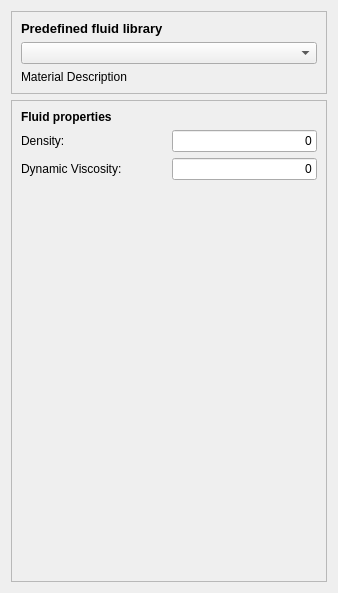
Above: TaskPanelCfdFluidProperties.ui from jaheyns/CfdOF before the change. Below: the same form after it.
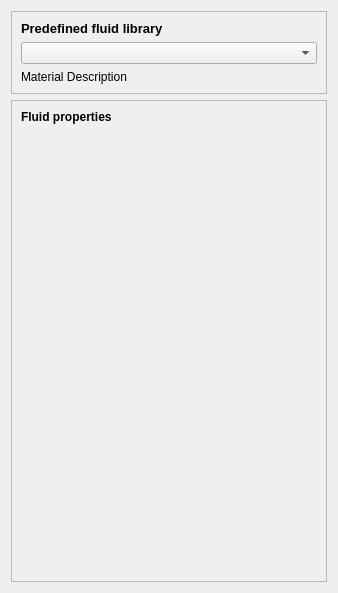
That is the form after the change. Custom widgets are drawn as their Qt base class.

What changed in the file:
```diff
--- a/TaskPanelCfdFluidProperties.ui
+++ b/TaskPanelCfdFluidProperties.ui
@@ -62,19 +62,8 @@
       <enum>QFrame::Raised</enum>
      </property>
      <layout class="QGridLayout" name="gridLayout_2">
-      <item row="3" column="0">
-       <widget class="QLabel" name="label_5">
-        <property name="text">
-         <string>Dynamic Viscosity:</string>
-        </property>
-       </widget>
-      </item>
-      <item row="2" column="0">
-       <widget class="QLabel" name="label_3">
-        <property name="text">
-         <string>Density:</string>
-        </property>
-       </widget>
+      <item row="2" column="0" colspan="2">
+       <layout class="QFormLayout" name="propertiesLayout"/>
       </item>
       <item row="0" column="0" colspan="2">
        <widget class="QLabel" name="label_2">
@@ -89,63 +78,7 @@
         </property>
        </widget>
       </item>
-      <item row="2" column="1">
-       <widget class="Gui::InputField" name="fDens">
-        <property name="sizePolicy">
-         <sizepolicy hsizetype="Preferred" vsizetype="Preferred">
-          <horstretch>0</horstretch>
-          <verstretch>0</verstretch>
-         </sizepolicy>
-        </property>
-        <property name="text">
-         <string>0</string>
-        </property>
-        <property name="alignment">
-         <set>Qt::AlignRight|Qt::AlignTrailing|Qt::AlignVCenter</set>
-        </property>
-        <property name="singleStep" stdset="0">
-         <double>1.000000000000000</double>
-        </property>
-        <property name="minimum" stdset="0">
-         <double>0.0</double>
-        </property>
-        <property name="unit" stdset="0">
-         <string notr="true">kg/m^3</string>
-        </property>
-        <property name="format" stdset="0">
-         <string>g</string>
-        </property>
-       </widget>
-      </item>
-      <item row="3" column="1">
-       <widget class="Gui::InputField" name="fViscosity">
-        <property name="sizePolicy">
-         <sizepolicy hsizetype="Preferred" vsizetype="Preferred">
-          <horstretch>0</horstretch>
-          <verstretch>0</verstretch>
-         </sizepolicy>
-        </property>
-        <property name="text">
-         <string>0</string>
-        </property>
-        <property name="alignment">
-         <set>Qt::AlignRight|Qt::AlignTrailing|Qt::AlignVCenter</set>
-        </property>
-        <property name="singleStep" stdset="0">
-         <double>1.000000000000000</double>
-        </property>
-        <property name="minimum" stdset="0">
-         <double>0.0</double>
-        </property>
-        <property name="unit" stdset="0">
-         <string notr="true">kg/s/m</string>
-        </property>
-        <property name="format" stdset="0">
-         <string>g</string>
-        </property>
-       </widget>
-      </item>
-      <item row="4" column="0">
+      <item row="3" column="0">
        <spacer name="verticalSpacer">
         <property name="orientation">
          <enum>Qt::Vertical</enum>
@@ -163,13 +96,6 @@
    </item>
   </layout>
  </widget>
- <customwidgets>
-  <customwidget>
-   <class>Gui::InputField</class>
-   <extends>QLineEdit</extends>
-   <header>Gui/InputField.h</header>
-  </customwidget>
- </customwidgets>
  <resources/>
  <connections/>
 </ui>
```
